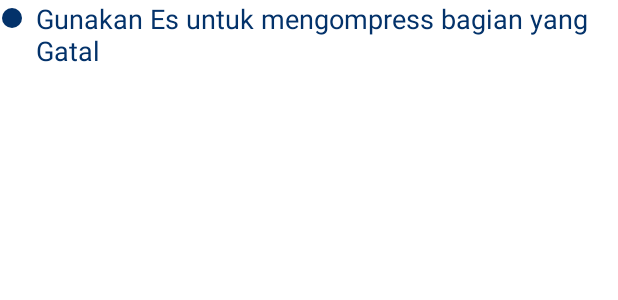
After one commit to anksite/Dokter.ai, an Android app: the layout row_list_recom.xml on its own in the app's theme, with its tools: preview values and no code run, on a phone screen of 412 x 824 dp. The commit adds this screen. Shown: the top 300 px of the screen. Run offline under Robolectric (Android 15) with nearby library versions, the phone set to English and light mode, and no system bars.

Commit message:
add dialog confirm, show recomendation as list

```diff
--- a/app/src/main/java/com/dokter/ai/view/ChooseSymptomActivity.kt
+++ b/app/src/main/java/com/dokter/ai/view/ChooseSymptomActivity.kt
@@ -23,6 +23,7 @@ import com.dokter.ai.databinding.ActivityChooseSymptomBinding
 import com.dokter.ai.databinding.SheetDetailSymptomBinding
 import com.dokter.ai.util.Cons
 import com.dokter.ai.util.SpHelp
+import com.dokter.ai.view.adapter.RecyclerAdapterSymptom
 import com.dokter.ai.view.viewmodel.VMChooseSymptom
 import com.google.android.material.bottomsheet.BottomSheetDialogFragment
 import dagger.hilt.android.AndroidEntryPoint
--- a/app/src/main/java/com/dokter/ai/view/MainActivity.kt
+++ b/app/src/main/java/com/dokter/ai/view/MainActivity.kt
@@ -9,8 +9,9 @@ import androidx.navigation.ui.setupActionBarWithNavController
 import androidx.navigation.ui.setupWithNavController
 import com.dokter.ai.R
 import com.dokter.ai.databinding.ActivityMainBinding
+import dagger.hilt.android.AndroidEntryPoint
 
-
+@AndroidEntryPoint
 class MainActivity : AppCompatActivity() {
     private lateinit var binding: ActivityMainBinding
 
--- a/app/src/main/java/com/dokter/ai/view/RecyclerAdapterSymptom.kt
+++ b/app/src/main/java/com/dokter/ai/view/adapter/RecyclerAdapterSymptom.kt
@@ -1,4 +1,4 @@
-package com.dokter.ai.view
+package com.dokter.ai.view.adapter
 
 import android.graphics.Typeface
 import android.view.LayoutInflater
--- /dev/null
+++ b/app/src/main/res/drawable/i_bullet.xml
@@ -0,0 +1,10 @@
+<vector xmlns:android="http://schemas.android.com/apk/res/android"
+    android:width="24dp"
+    android:height="24dp"
+    android:viewportWidth="24"
+    android:viewportHeight="24"
+    android:tint="@color/colorFont">
+  <path
+      android:fillColor="@android:color/white"
+      android:pathData="M12,12m-10,0a10,10 0,1 1,20 0a10,10 0,1 1,-20 0"/>
+</vector>
--- a/app/src/main/res/layout/activity_health_diagnosis.xml
+++ b/app/src/main/res/layout/activity_health_diagnosis.xml
@@ -24,7 +24,7 @@
     </FrameLayout>
 
     <androidx.cardview.widget.CardView
-        android:id="@+id/cardView"
+        android:id="@+id/cvQuestion"
         android:layout_width="match_parent"
         android:layout_height="wrap_content"
         android:layout_margin="16dp"
@@ -50,7 +50,7 @@
                 android:layout_marginBottom="32dp"
                 android:paddingLeft="8dp"
                 android:paddingRight="8dp"
-                android:text="Apakah anda merasa pusing?"
+                tools:text="Apakah anda merasa pusing?"
                 android:textAlignment="center"
                 android:textColor="@color/colorFont"
                 android:textSize="28sp"
@@ -88,7 +88,7 @@
         app:layout_constraintEnd_toEndOf="parent"
         app:layout_constraintHorizontal_bias="0.5"
         app:layout_constraintStart_toStartOf="parent"
-        app:layout_constraintTop_toBottomOf="@+id/cardView" />
+        app:layout_constraintTop_toBottomOf="@+id/cvQuestion" />
 
     <TextView
         android:id="@+id/tvNo"
--- /dev/null
+++ b/app/src/main/res/layout/row_list_recom.xml
@@ -0,0 +1,30 @@
+<?xml version="1.0" encoding="utf-8"?>
+<androidx.constraintlayout.widget.ConstraintLayout xmlns:android="http://schemas.android.com/apk/res/android"
+    xmlns:app="http://schemas.android.com/apk/res-auto"
+    xmlns:tools="http://schemas.android.com/tools"
+    android:layout_width="match_parent"
+    android:layout_height="wrap_content">
+
+    <ImageView
+        android:id="@+id/imageView5"
+        android:layout_width="16dp"
+        android:layout_height="16dp"
+        android:layout_marginTop="4dp"
+        android:src="@drawable/i_bullet"
+        app:layout_constraintStart_toStartOf="parent"
+        app:layout_constraintTop_toTopOf="@+id/tvRecom" />
+
+    <TextView
+        android:id="@+id/tvRecom"
+        android:layout_width="0dp"
+        android:layout_height="wrap_content"
+        android:background="?android:selectableItemBackground"
+        android:paddingBottom="8dp"
+        android:paddingLeft="8dp"
+        android:textAppearance="?android:textAppearanceMedium"
+        android:textColor="@color/colorFont"
+        app:layout_constraintEnd_toEndOf="parent"
+        app:layout_constraintStart_toEndOf="@+id/imageView5"
+        app:layout_constraintTop_toTopOf="parent"
+        tools:text="Gunakan Es untuk mengompress bagian yang Gatal" />
+</androidx.constraintlayout.widget.ConstraintLayout>
```
Also changed, not shown: app/build.gradle (+4 -19 lines), app/src/main/java/com/dokter/ai/view/HealthDiagnosisActivity.kt (+52 -0 lines), app/src/main/java/com/dokter/ai/view/ResultDiagnosisActivity.kt (+22 -12 lines), app/src/main/java/com/dokter/ai/view/adapter/RecyclerAdapterRecom.kt (added, +26 -0 lines), app/src/main/java/com/dokter/ai/view/fragment/AccountFragment.kt (+36 -7 lines), app/src/main/java/com/dokter/ai/view/viewmodel/VMChooseSymptom.kt (+6 -4 lines), app/src/main/res/layout/activity_result_diagnosis.xml (+5 -7 lines), app/src/main/res/layout/sheet_exit_account.xml (added, +72 -0 lines), app/src/main/res/layout/sheet_exit_diagnosis.xml (added, +72 -0 lines).
